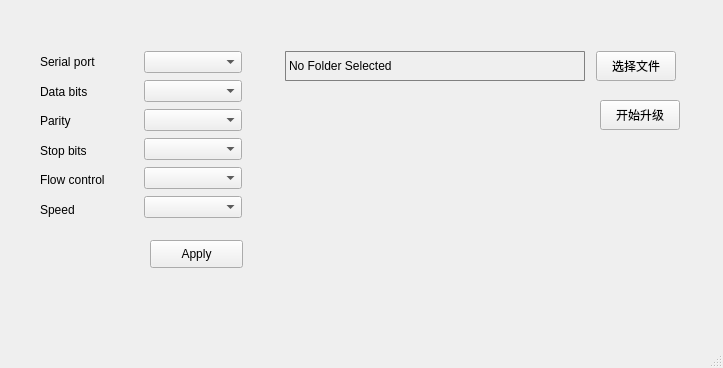
The window that mainwindow.ui (TracyChrysler/qt_OTA) describes before a commit, drawn with Qt 5.
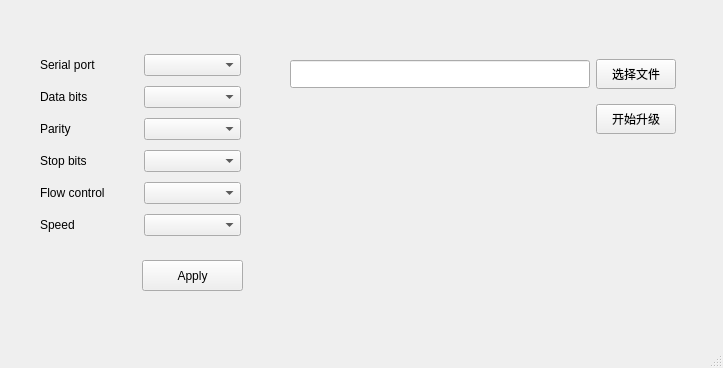
The same window after the commit.

```diff
--- a/mainwindow.ui
+++ b/mainwindow.ui
@@ -14,42 +14,59 @@
    <string>OTA</string>
   </property>
   <widget class="QWidget" name="centralwidget">
-   <widget class="QWidget" name="horizontalLayoutWidget">
+   <widget class="QPushButton" name="configApply">
     <property name="geometry">
      <rect>
-      <x>280</x>
+      <x>142</x>
+      <y>260</y>
+      <width>101</width>
+      <height>31</height>
+     </rect>
+    </property>
+    <property name="font">
+     <font>
+      <family>Segoe UI</family>
+     </font>
+    </property>
+    <property name="text">
+     <string>Apply</string>
+    </property>
+   </widget>
+   <widget class="QWidget" name="gridLayoutWidget">
+    <property name="geometry">
+     <rect>
+      <x>290</x>
       <y>50</y>
-      <width>401</width>
-      <height>32</height>
+      <width>388</width>
+      <height>94</height>
      </rect>
     </property>
-    <layout class="QHBoxLayout" name="horizontalLayout">
-     <item>
-      <widget class="QLabel" name="documentPath">
+    <layout class="QGridLayout" name="gridLayout">
+     <item row="2" column="1">
+      <widget class="QPushButton" name="startButton">
        <property name="minimumSize">
         <size>
-         <width>300</width>
+         <width>80</width>
          <height>30</height>
         </size>
        </property>
        <property name="maximumSize">
         <size>
-         <width>300</width>
+         <width>80</width>
          <height>30</height>
         </size>
        </property>
-       <property name="styleSheet">
-        <string notr="true">QLabel{
-	border:0.5px solid grey;
-	border-radius:1px;
-}</string>
+       <property name="font">
+        <font>
+         <family>Segoe UI</family>
+        </font>
        </property>
        <property name="text">
-        <string>No Folder Selected</string>
+        <string>开始升级</string>
        </property>
       </widget>
      </item>
-     <item>
+     <item row="0" column="1">
       <widget class="QPushButton" name="browseButton">
        <property name="minimumSize">
         <size>
@@ -63,131 +80,172 @@
          <height>30</height>
         </size>
        </property>
+       <property name="font">
+        <font>
+         <family>Segoe UI</family>
+        </font>
+       </property>
        <property name="text">
         <string>选择文件</string>
        </property>
       </widget>
      </item>
+     <item row="0" column="0">
+      <widget class="QLineEdit" name="documentPath">
+       <property name="minimumSize">
+        <size>
+         <width>300</width>
+         <height>28</height>
+        </size>
+       </property>
+       <property name="maximumSize">
+        <size>
+         <width>300</width>
+         <height>28</height>
+        </size>
+       </property>
+      </widget>
+     </item>
     </layout>
    </widget>
-   <widget class="QPushButton" name="startButton">
-    <property name="geometry">
-     <rect>
-      <x>600</x>
-      <y>100</y>
-      <width>80</width>
-      <height>30</height>
-     </rect>
-    </property>
-    <property name="minimumSize">
-     <size>
-      <width>80</width>
-      <height>30</height>
-     </size>
-    </property>
-    <property name="maximumSize">
-     <size>
-      <width>80</width>
-      <height>30</height>
-     </size>
-    </property>
-    <property name="text">
-     <string>开始升级</string>
-    </property>
-   </widget>
-   <widget class="QWidget" name="layoutWidget">
+   <widget class="QWidget" name="gridLayoutWidget_2">
     <property name="geometry">
      <rect>
       <x>40</x>
       <y>50</y>
-      <width>202</width>
-      <height>171</height>
+      <width>201</width>
+      <height>191</height>
      </rect>
     </property>
-    <layout class="QHBoxLayout" name="horizontalLayout_2">
-     <item>
-      <layout class="QVBoxLayout" name="verticalLayout">
-       <item>
-        <widget class="QLabel" name="label">
-         <property name="text">
-          <string>Serial port</string>
-         </property>
-        </widget>
-       </item>
-       <item>
-        <widget class="QLabel" name="label_2">
-         <property name="text">
-          <string>Data bits</string>
-         </property>
-        </widget>
-       </item>
-       <item>
-        <widget class="QLabel" name="label_3">
-         <property name="text">
-          <string>Parity</string>
-         </property>
-        </widget>
-       </item>
-       <item>
-        <widget class="QLabel" name="label_5">
-         <property name="text">
-          <string>Stop bits</string>
-         </property>
-        </widget>
-       </item>
-       <item>
-        <widget class="QLabel" name="label_6">
-         <property name="text">
-          <string>Flow control</string>
-         </property>
-        </widget>
-       </item>
-       <item>
-        <widget class="QLabel" name="label_4">
-         <property name="text">
-          <string>Speed</string>
-         </property>
-        </widget>
-       </item>
-      </layout>
+    <layout class="QGridLayout" name="gridLayout_2">
+     <item row="1" column="1">
+      <widget class="QComboBox" name="comBoxSerialPort">
+       <property name="font">
+        <font>
+         <family>Segoe UI</family>
+        </font>
+       </property>
+      </widget>
      </item>
-     <item>
-      <layout class="QVBoxLayout" name="verticalLayout_2">
-       <item>
-        <widget class="QComboBox" name="comBoxSerialPort"/>
-       </item>
-       <item>
-        <widget class="QComboBox" name="comBoxDataBits"/>
-       </item>
-       <item>
-        <widget class="QComboBox" name="comBoxParity"/>
-       </item>
-       <item>
-        <widget class="QComboBox" name="comBoxStopBits"/>
-       </item>
-       <item>
-        <widget class="QComboBox" name="comBoxFlowControl"/>
-       </item>
-       <item>
-        <widget class="QComboBox" name="comBoxSpeed"/>
-       </item>
-      </layout>
+     <item row="3" column="1">
+      <widget class="QComboBox" name="comBoxParity">
+       <property name="font">
+        <font>
+         <family>Segoe UI</family>
+        </font>
+       </property>
+      </widget>
+     </item>
+     <item row="3" column="0">
+      <widget class="QLabel" name="label_3">
+       <property name="font">
+        <font>
+         <family>Segoe UI</family>
+        </font>
+       </property>
+       <property name="text">
+        <string>Parity</string>
+       </property>
+      </widget>
+     </item>
+     <item row="6" column="1">
+      <widget class="QComboBox" name="comBoxSpeed">
+       <property name="font">
+        <font>
+         <family>Segoe UI</family>
+        </font>
+       </property>
+      </widget>
+     </item>
+     <item row="2" column="1">
+      <widget class="QComboBox" name="comBoxDataBits">
+       <property name="font">
+        <font>
+         <family>Segoe UI</family>
+        </font>
+       </property>
+      </widget>
+     </item>
+     <item row="5" column="0">
+      <widget class="QLabel" name="label_6">
+       <property name="font">
+        <font>
+         <family>Segoe UI</family>
+        </font>
+       </property>
+       <property name="text">
+        <string>Flow control</string>
+       </property>
+      </widget>
+     </item>
+     <item row="5" column="1">
+      <widget class="QComboBox" name="comBoxFlowControl">
+       <property name="font">
+        <font>
+         <family>Segoe UI</family>
+        </font>
+       </property>
+      </widget>
+     </item>
+     <item row="2" column="0">
+      <widget class="QLabel" name="label_2">
+       <property name="font">
+        <font>
+         <family>Segoe UI</family>
+        </font>
+       </property>
+       <property name="text">
+        <string>Data bits</string>
+       </property>
+      </widget>
+     </item>
+     <item row="4" column="0">
+      <widget class="QLabel" name="label_5">
+       <property name="font">
+        <font>
+         <family>Segoe UI</family>
+        </font>
+       </property>
+       <property name="text">
+        <string>Stop bits</string>
+       </property>
+      </widget>
+     </item>
+     <item row="6" column="0">
+      <widget class="QLabel" name="label_4">
+       <property name="font">
+        <font>
+         <family>Segoe UI</family>
+        </font>
+       </property>
+       <property name="text">
+        <string>Speed</string>
+       </property>
+      </widget>
+     </item>
+     <item row="4" column="1">
+      <widget class="QComboBox" name="comBoxStopBits">
+       <property name="font">
+        <font>
+         <family>Segoe UI</family>
+        </font>
+       </property>
+      </widget>
+     </item>
+     <item row="1" column="0">
+      <widget class="QLabel" name="label">
+       <property name="font">
+        <font>
+         <family>Segoe UI</family>
+        </font>
+       </property>
+       <property name="text">
+        <string>Serial port</string>
+       </property>
+      </widget>
      </item>
     </layout>
    </widget>
-   <widget class="QPushButton" name="configApply">
-    <property name="geometry">
-     <rect>
-      <x>150</x>
-      <y>240</y>
-      <width>93</width>
-      <height>28</height>
-     </rect>
-    </property>
-    <property name="text">
-     <string>Apply</string>
-    </property>
-   </widget>
   </widget>
   <widget class="QMenuBar" name="menubar">
    <property name="geometry">
```
Left out of the diff: 2 changed lines with no effect on the pictures.
